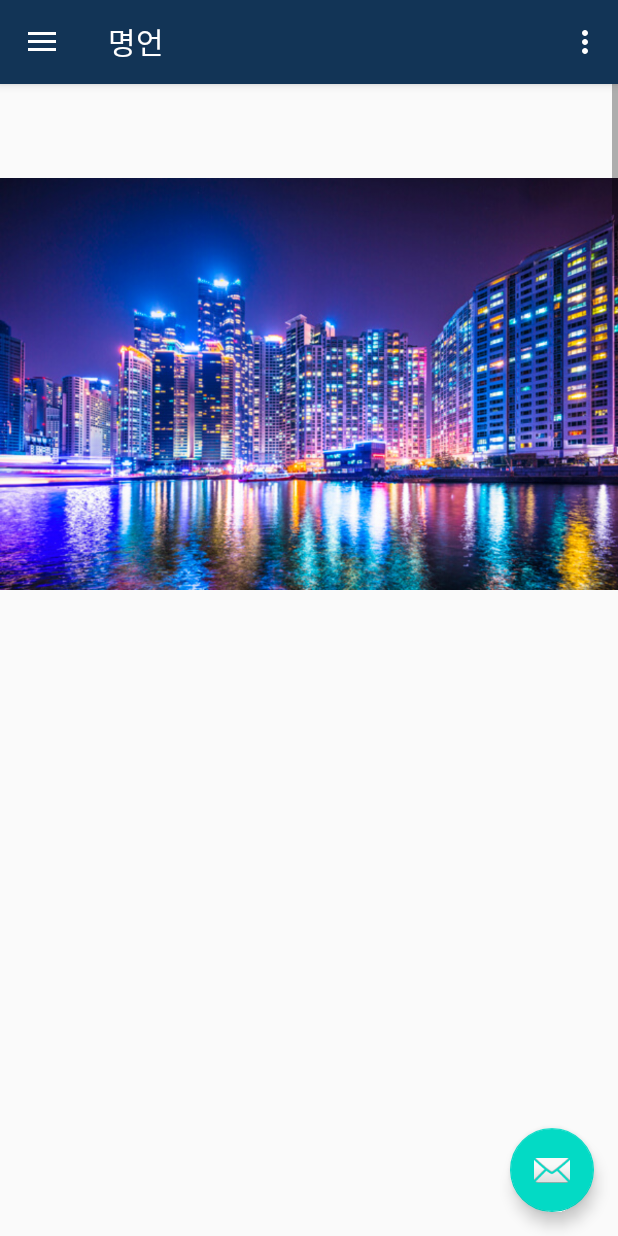
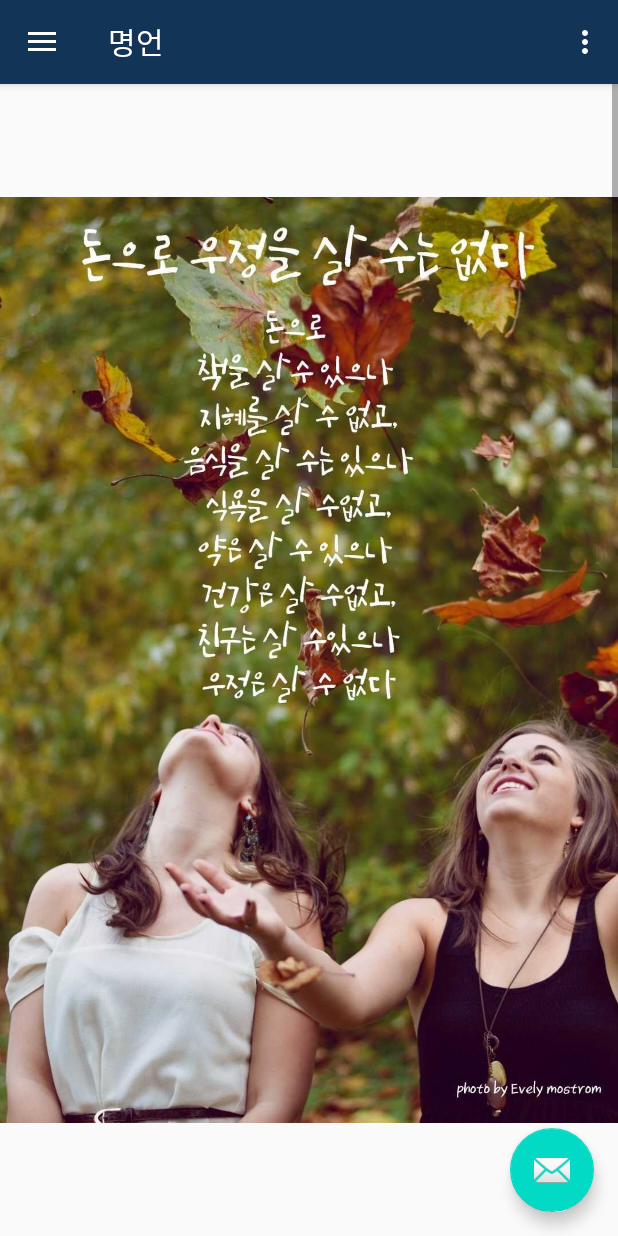
Before and after one commit to dudwns0911/GoodWords, an Android app: the screen it shows after launch (MainActivity), in the side drawer, after a tap on "명언", on a phone screen of 412 x 824 dp. Run offline under Robolectric (Android 15) with nearby library versions, the phone set to English and light mode, and no system bars; our stand-ins replace navigation-ui.

Commit message:
goodwords

```diff
--- a/app/src/main/java/com/example/goodwords/Gallery.java
+++ b/app/src/main/java/com/example/goodwords/Gallery.java
@@ -4,10 +4,9 @@ import android.graphics.drawable.Drawable;
 
 public class Gallery {
     Drawable drawable;
-    String text;
 
-    public Gallery(Drawable drawable, String text){
+    public Gallery(Drawable drawable){
         this.drawable = drawable;
-        this.text = text;
+
     }
 }
--- a/app/src/main/java/com/example/goodwords/MyAdapter.java
+++ b/app/src/main/java/com/example/goodwords/MyAdapter.java
@@ -46,8 +46,6 @@ public class MyAdapter extends RecyclerView.Adapter<MyAdapter.ViewHolder> {
     @Override
     public void onBindViewHolder(@NonNull MyAdapter.ViewHolder holder, int position) {
         holder.imageView.setImageDrawable(mMovieData.get(position).drawable);
-        String text = mMovieData.get(position).text;
-        holder.textView.setText(text);
 
     }
 
--- a/app/src/main/java/com/example/goodwords/ui/gallery/GalleryFragment.java
+++ b/app/src/main/java/com/example/goodwords/ui/gallery/GalleryFragment.java
@@ -38,12 +38,10 @@ public class GalleryFragment extends Fragment {
     public void onViewCreated(@NonNull View view, @Nullable Bundle savedInstanceState) {
         super.onViewCreated(view, savedInstanceState);
         ArrayList<Gallery> list = new ArrayList<>();
-        list.add(new Gallery(getActivity().getDrawable(R.drawable.korea),"색깔1"));
-        list.add(new Gallery(getActivity().getDrawable(R.drawable.korea),"색깔1"));
-        list.add(new Gallery(getActivity().getDrawable(R.drawable.korea),"색깔1"));
-        list.add(new Gallery(getActivity().getDrawable(R.drawable.korea),"색깔1"));
-        list.add(new Gallery(getActivity().getDrawable(R.drawable.korea),"색깔1"));
-        list.add(new Gallery(getActivity().getDrawable(R.drawable.korea),"색깔1"));
+        list.add(new Gallery(getActivity().getDrawable(R.drawable.drawble1)));
+        list.add(new Gallery(getActivity().getDrawable(R.drawable.drawble2)));
+        list.add(new Gallery(getActivity().getDrawable(R.drawable.drawble3)));
+
 
 
         RecyclerView recyclerView = view.findViewById(R.id.recycler1);
```
Also changed, not shown: app/src/main/res/drawable/drawble1.jpg (added), app/src/main/res/drawable/drawble2.jpg (added), app/src/main/res/drawable/drawble3.jpg (added).
